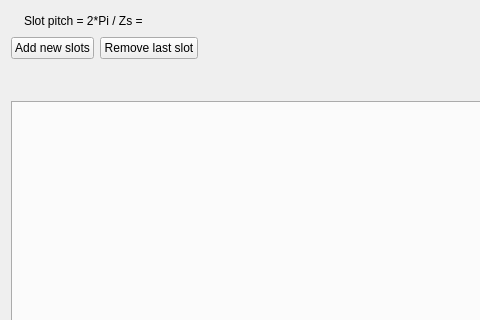
Old version of the form pyleecan/GUI/Dialog/DMachineSetup/SMHoleMag/SMHoleMag.ui in the repository Eomys/pyleecan; both pictures show x 0 to 480 and y 0 to 320 of the 780 by 640 pixel window.
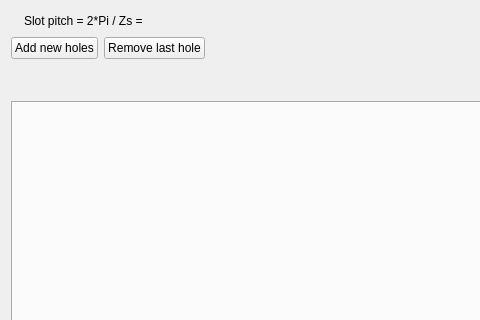
New version of the form. Icons and pictures are not drawn. Custom widgets are drawn as their Qt base class.

Commit message: [CO] Renaming Slot => Hole

The edit to the form file:
```diff
--- a/pyleecan/GUI/Dialog/DMachineSetup/SMHoleMag/SMHoleMag.ui
+++ b/pyleecan/GUI/Dialog/DMachineSetup/SMHoleMag/SMHoleMag.ui
@@ -65,14 +65,14 @@
      <item>
       <widget class="QPushButton" name="b_add">
        <property name="text">
-        <string>Add new slots</string>
+        <string>Add new holes</string>
        </property>
       </widget>
      </item>
      <item>
       <widget class="QPushButton" name="b_remove">
        <property name="text">
-        <string>Remove last slot</string>
+        <string>Remove last hole</string>
        </property>
       </widget>
      </item>
```
The commit also changes 12 other files.
